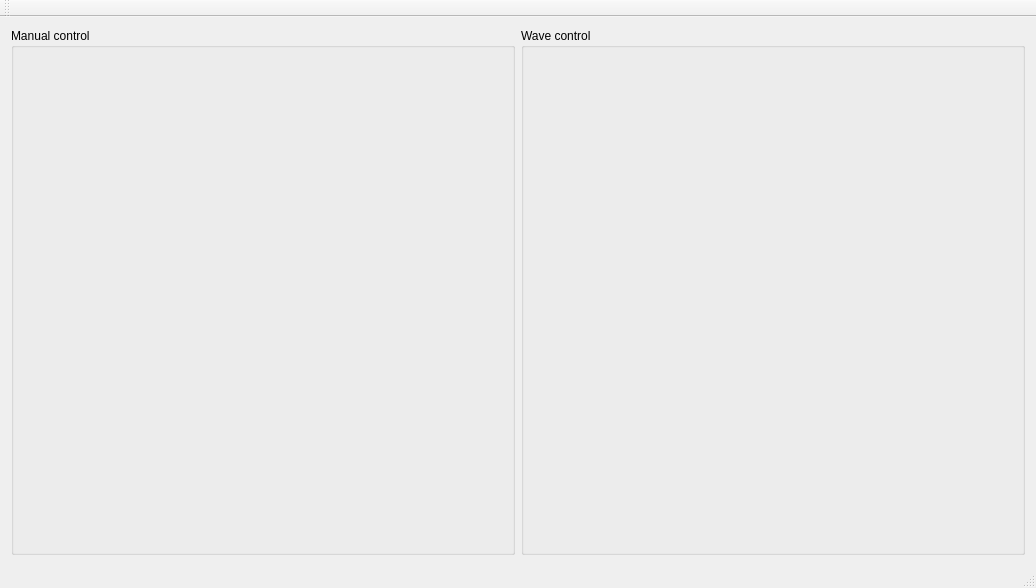
Old version of the form sw/clopbox/mainwindow.ui in the repository JSkrat/clopbox.
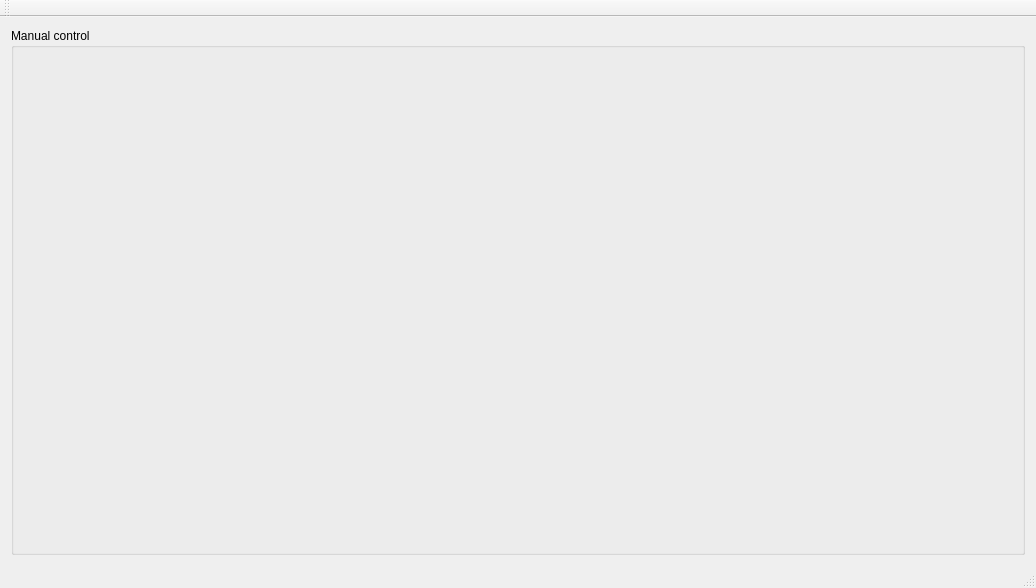
New version of the form.

Commit message: sw: add waveform generator and its controls

Diff of the .ui file:
```diff
--- a/sw/clopbox/mainwindow.ui
+++ b/sw/clopbox/mainwindow.ui
@@ -23,14 +23,6 @@
       <layout class="QHBoxLayout" name="horizontalLayout"/>
      </widget>
     </item>
-    <item>
-     <widget class="QGroupBox" name="waveControl">
-      <property name="title">
-       <string>Wave control</string>
-      </property>
-      <layout class="QHBoxLayout" name="horizontalLayout_3"/>
-     </widget>
-    </item>
    </layout>
   </widget>
   <widget class="QMenuBar" name="menuBar">
```
The commit also changes 6 other files.
